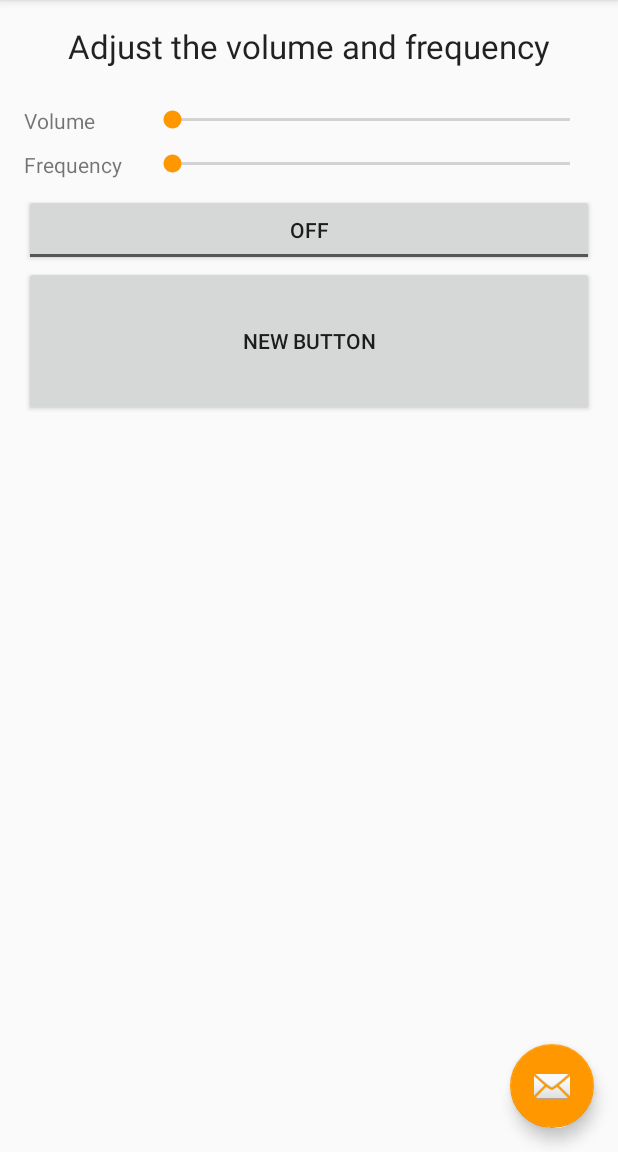
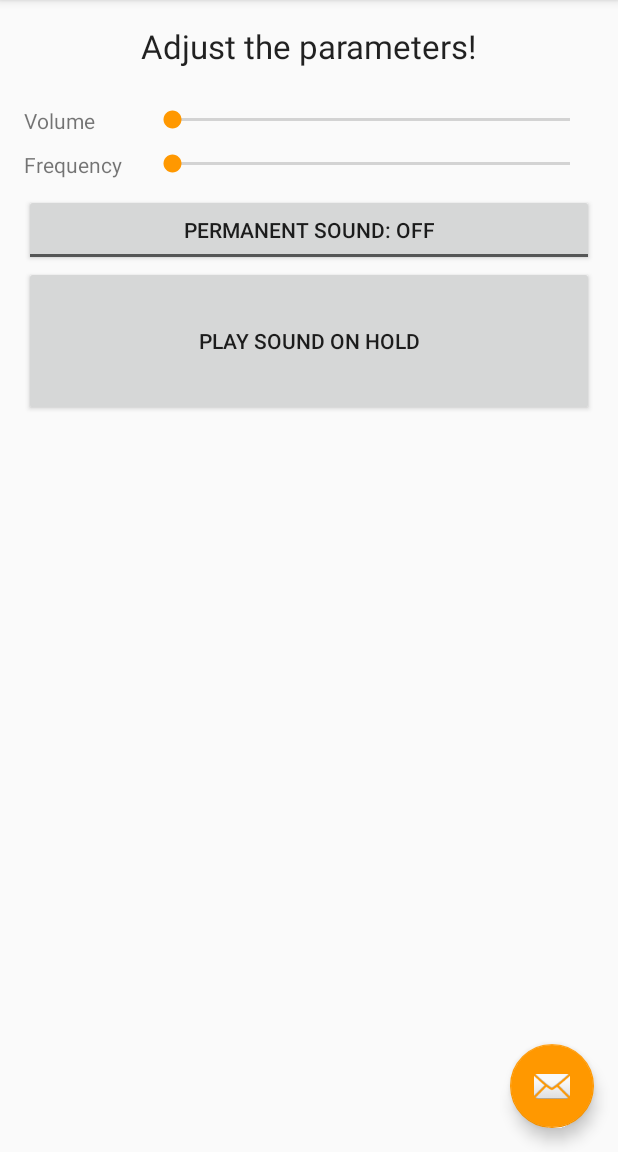
Before and after one commit to devdev-dev/PureDataSampleProject, an Android app: the screen it shows after launch (MainActivity), on a phone screen of 412 x 824 dp, the part 84-1236 px from its top. Run offline under Robolectric (Android 15) with nearby library versions, the phone set to English and light mode, and no system bars; libraries missing offline, so code that uses them is left out: org.puredata.android, org.puredata.core; 2 statements that could not run were skipped.

Commit message:
Extract missing strings for localization and add a german translation

```diff
--- a/app/src/main/res/layout/content_main.xml
+++ b/app/src/main/res/layout/content_main.xml
@@ -18,7 +18,7 @@
         android:layout_width="fill_parent"
         android:layout_height="wrap_content"
         android:textAppearance="?android:attr/textAppearanceLarge"
-        android:text="Adjust the volume and frequency"
+        android:text="@string/heading_1"
         android:id="@+id/textView"
         android:gravity="center_horizontal"
         android:layout_marginBottom="25dp"/>
@@ -32,7 +32,7 @@
         <TextView
             android:layout_width="0dp"
             android:layout_height="wrap_content"
-            android:text="Volume"
+            android:text="@string/label_volume"
             android:id="@+id/textView_mvolume"
             android:layout_weight="0.25"/>
 
@@ -52,7 +52,7 @@
         <TextView
             android:layout_width="0dp"
             android:layout_height="wrap_content"
-            android:text="Frequency"
+            android:text="@string/label_frequency"
             android:id="@+id/textView_mfrequency"
             android:layout_weight="0.25"/>
 
@@ -66,13 +66,14 @@
     <ToggleButton
         android:layout_width="match_parent"
         android:layout_height="wrap_content"
-        android:text="New ToggleButton"
+        android:textOff="@string/button_toggle_off_permanant"
+        android:textOn="@string/button_toggle_on_permanant"
         android:id="@+id/buttonToggleSound"/>
 
     <Button
         android:layout_width="match_parent"
         android:layout_height="100dp"
-        android:text="New Button"
+        android:text="@string/button_play"
         android:id="@+id/buttonPlaySound"/>
 
 
--- a/app/src/main/res/values/strings.xml
+++ b/app/src/main/res/values/strings.xml
@@ -1,5 +1,14 @@
+<?xml version="1.0" encoding="utf-8"?>
 <resources>
     <string name="app_name">Pure Data Sample Project</string>
+    <string name="action_link">About</string>
     <string name="action_exit">Exit</string>
-    <string name="action_link">About</string>
+
+    <string name="heading_1">Adjust the parameters!</string>
+    <string name="label_volume">Volume</string>
+    <string name="label_frequency">Frequency</string>
+
+    <string name="button_play">Play Sound on Hold</string>
+    <string name="button_toggle_off_permanant">Permanent Sound: Off</string>
+    <string name="button_toggle_on_permanant">Permanent Sound: On</string>
 </resources>
```
Also changed, not shown: 1 other file.
